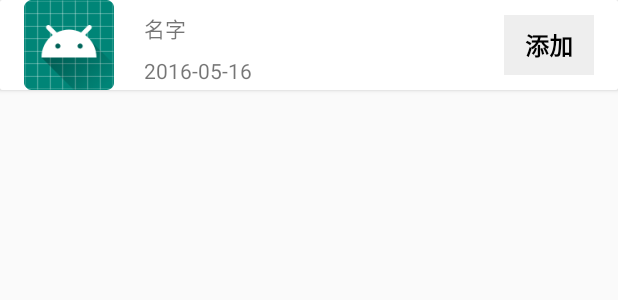
After one commit to yangjunjin/HuanXinIm, an Android app: the layout view_add_friend_item.xml on its own in the app's theme, with its tools: preview values and no code run, on a phone screen of 412 x 824 dp. The commit adds this screen. Shown: the top 300 px of the screen. Run offline under Robolectric (Android 15) with nearby library versions, the phone set to English and light mode, and no system bars.

Commit message:
添加好友界面item的实现

```diff
--- /dev/null
+++ b/app/src/main/java/com/itheima/huanxinim/adapter/AddFriendListAdapter.kt
@@ -0,0 +1,28 @@
+package com.itheima.huanxinim.adapter
+
+import android.content.Context
+import android.view.View
+import android.view.ViewGroup
+import androidx.recyclerview.widget.RecyclerView
+import com.itheima.huanxinim.data.ContactListItem
+import com.itheima.huanxinim.widget.AddFriendListItemView
+
+/**
+ * author : yangjunjin
+ * date : 2020/2/17 19:33
+ */
+class AddFriendListAdapter(val context: Context) :
+    RecyclerView.Adapter<RecyclerView.ViewHolder>() {
+
+    override fun onCreateViewHolder(parent: ViewGroup, viewType: Int): RecyclerView.ViewHolder {
+        return AddFriendListViewHolder(AddFriendListItemView(context))
+    }
+
+    override fun getItemCount(): Int = 30
+
+    override fun onBindViewHolder(holder: RecyclerView.ViewHolder, position: Int) {
+
+    }
+
+    class AddFriendListViewHolder(itemView: View?) : RecyclerView.ViewHolder(itemView!!) {}
+}
--- a/app/src/main/java/com/itheima/huanxinim/ui/activity/AddFriendActivity.kt
+++ b/app/src/main/java/com/itheima/huanxinim/ui/activity/AddFriendActivity.kt
@@ -3,7 +3,9 @@ package com.itheima.huanxinim.ui.activity
 import android.Manifest
 import android.content.pm.PackageManager
 import androidx.core.app.ActivityCompat
+import androidx.recyclerview.widget.LinearLayoutManager
 import com.itheima.huanxinim.R
+import com.itheima.huanxinim.adapter.AddFriendListAdapter
 import com.itheima.huanxinim.base.BaseActivity
 import com.itheima.huanxinim.contract.AddFriendContract
 import com.itheima.huanxinim.contract.ChatContract
@@ -11,6 +13,7 @@ import com.itheima.huanxinim.contract.LoginContract
 import com.itheima.huanxinim.presenter.AddFriendPresenter
 import com.itheima.huanxinim.presenter.ChatPresenter
 import com.itheima.huanxinim.presenter.LoginPresenter
+import kotlinx.android.synthetic.main.activity_add_friend.*
 import kotlinx.android.synthetic.main.activity_login.*
 import kotlinx.android.synthetic.main.header.*
 import org.jetbrains.anko.startActivity
@@ -26,5 +29,11 @@ class AddFriendActivity : BaseActivity(), AddFriendContract.View{
         super.init()
         headerTitle.text = "添加联系人"
         back.setOnClickListener { finish() }
+
+        recyclerView.apply {
+            setHasFixedSize(true)
+            layoutManager = LinearLayoutManager(context)
+            adapter = AddFriendListAdapter(context)
+        }
     }
 }
--- /dev/null
+++ b/app/src/main/java/com/itheima/huanxinim/widget/AddFriendListItemView.kt
@@ -0,0 +1,25 @@
+package com.itheima.huanxinim.widget
+
+import android.content.Context
+import android.util.AttributeSet
+import android.view.View
+import android.widget.RelativeLayout
+import cn.bmob.v3.helper.BmobNative.init
+import com.itheima.huanxinim.R
+import com.itheima.huanxinim.data.ContactListItem
+import kotlinx.android.synthetic.main.activity_login.view.*
+import kotlinx.android.synthetic.main.view_contact_item.view.*
+
+/**
+ * author : yangjunjin
+ * date : 2020/2/17 19:21
+ */
+class AddFriendListItemView(context: Context?, attrs: AttributeSet? = null) : RelativeLayout(context, attrs) {
+    fun bindView(item: ContactListItem) {
+
+    }
+
+    init {
+        View.inflate(context, R.layout.view_add_friend_item, this)
+    }
+}
--- /dev/null
+++ b/app/src/main/res/layout/view_add_friend_item.xml
@@ -0,0 +1,57 @@
+<?xml version="1.0" encoding="utf-8"?>
+<androidx.cardview.widget.CardView
+        xmlns:android="http://schemas.android.com/apk/res/android"
+        android:orientation="vertical"
+        android:layout_width="match_parent"
+        android:layout_height="wrap_content"
+        android:layout_marginBottom="1dp">
+
+    <RelativeLayout
+            android:layout_width="match_parent"
+            android:layout_height="wrap_content"
+            android:background="@color/colorWhite"
+            android:paddingLeft="16dp"
+            android:paddingRight="16dp">
+        <ImageView
+                android:id="@+id/avatar"
+                android:layout_width="60dp"
+                android:layout_height="60dp"
+                android:src="@mipmap/ic_launcher"
+                android:scaleType="centerCrop"/>
+
+        <LinearLayout
+                android:layout_toRightOf="@id/avatar"
+                android:layout_width="wrap_content"
+                android:layout_height="wrap_content"
+                android:layout_marginLeft="20dp"
+                android:orientation="vertical">
+            <TextView
+                    android:id="@+id/name"
+                    android:layout_marginTop="8dp"
+                    android:layout_width="wrap_content"
+                    android:layout_height="wrap_content"
+                    android:text="名字"/>
+
+            <TextView
+                    android:id="@+id/time"
+                    android:layout_marginTop="8dp"
+                    android:layout_width="wrap_content"
+                    android:layout_height="wrap_content"
+                    android:text="2016-05-16"/>
+        </LinearLayout>
+
+        <TextView
+                android:id="@+id/addFriend"
+                android:layout_width="60dp"
+                android:layout_height="40dp"
+                android:textSize="16sp"
+                android:textStyle="bold"
+                android:textColor="@color/colorBlack"
+                android:background="@color/colorGrayLight"
+                android:layout_alignParentRight="true"
+                android:layout_centerVertical="true"
+                android:gravity="center"
+                android:text="添加"/>
+
+    </RelativeLayout>
+</androidx.cardview.widget.CardView>
--- a/app/src/main/res/values/colors.xml
+++ b/app/src/main/res/values/colors.xml
@@ -3,6 +3,7 @@
     <color name="colorPrimary">#008577</color>
     <color name="colorPrimaryDark">#00574B</color>
     <color name="colorAccent">#D81B60</color>
+    <color name="colorBlack">#000000</color>
     <color name="colorWhite">#ffffffff</color>
     <color name="colorGray" tools:ignore="MissingDefaultResource">#cccccc</color>
     <color name="colorGrayLight">#55cccccc</color>
```
